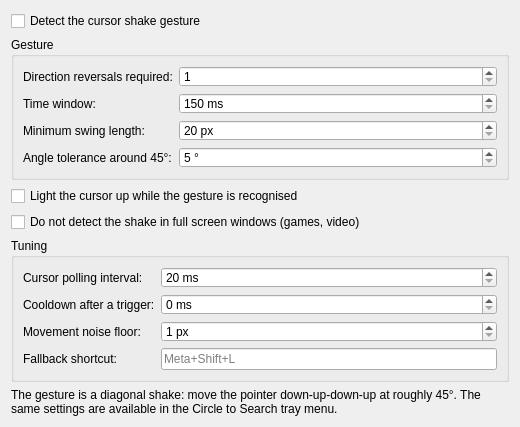
Old version of the form kwinscript/contents/ui/config.ui in the repository fand1l/cts_gl.
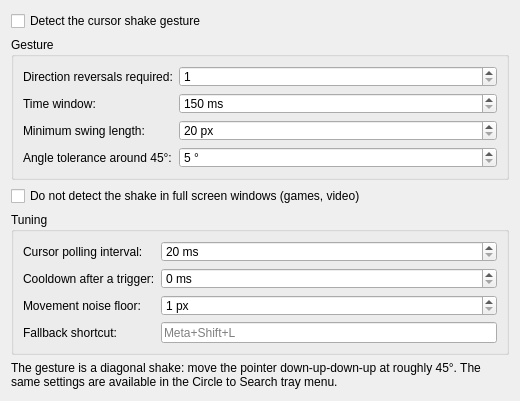
New version of the form.

Commit message: Remove the cursor glow, and stop the overlay drawing shifted for good

Diff of the .ui file:
```diff
--- a/kwinscript/contents/ui/config.ui
+++ b/kwinscript/contents/ui/config.ui
@@ -113,13 +113,6 @@
      </layout>
     </widget>
    </item>
-   <item>
-    <widget class="QCheckBox" name="kcfg_glow">
-     <property name="text">
-      <string>Light the cursor up while the gesture is recognised</string>
-     </property>
-    </widget>
-   </item>
    <item>
     <widget class="QCheckBox" name="kcfg_disableInFullscreen">
      <property name="text">
```
The commit also changes 13 other files.
